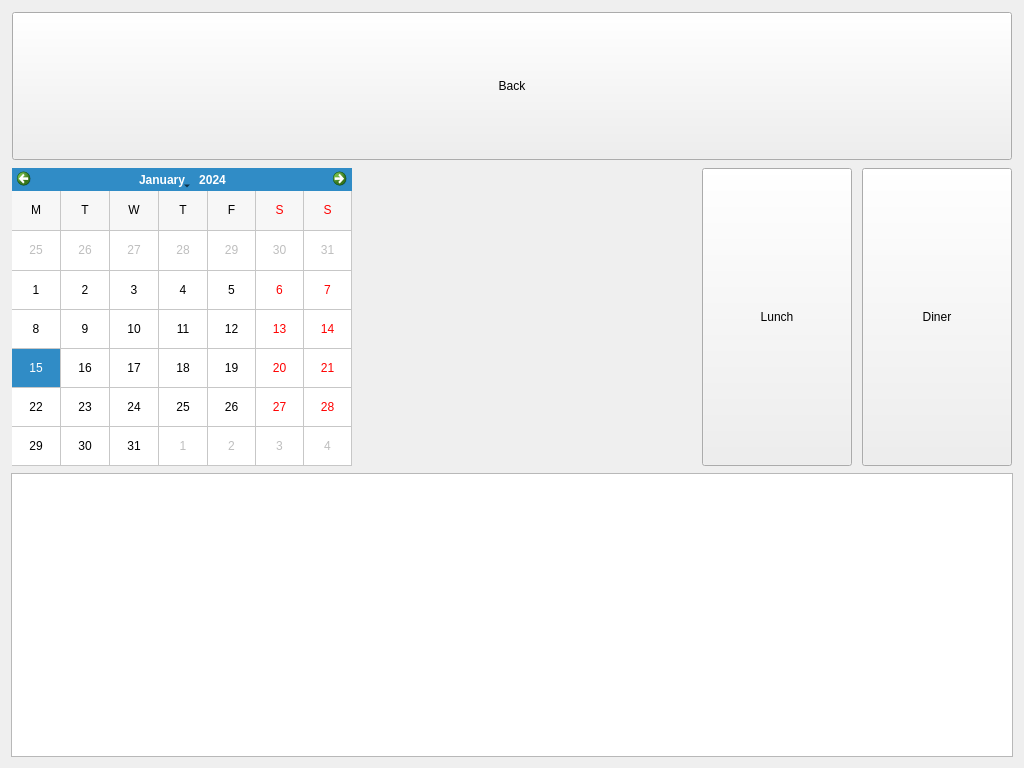
This is penyamanager/user/tablereservationview.ui in eguzki/penyamanager as Qt 5 draws it before an edit. The edited form follows.
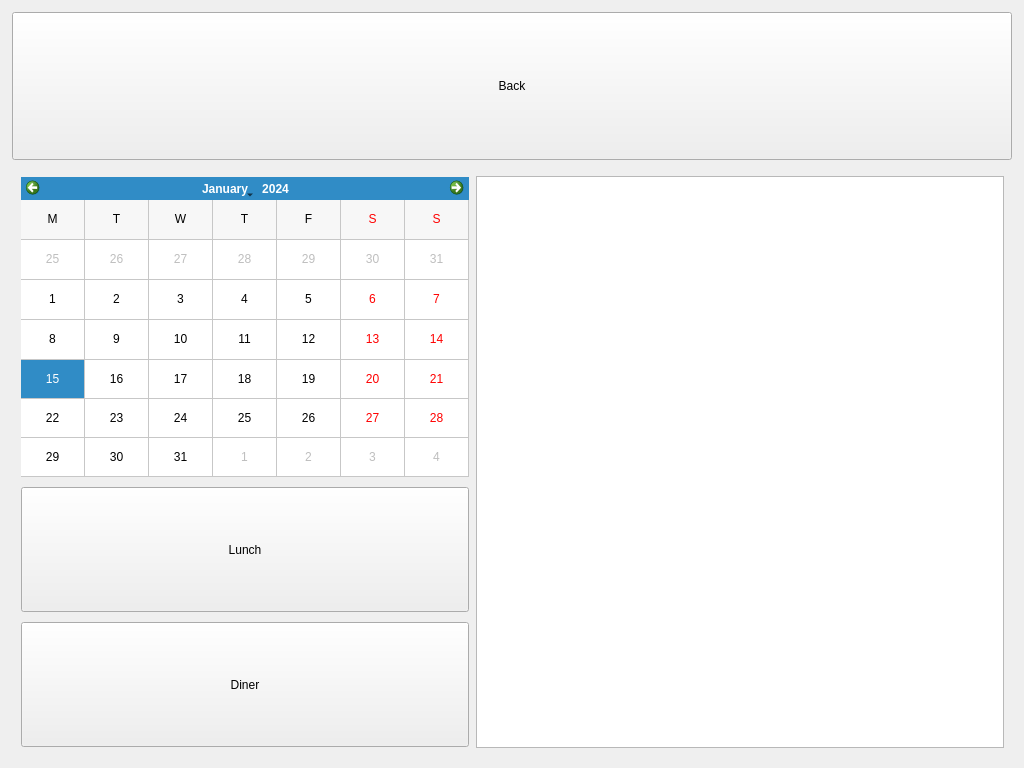
This is the edited form.

The edit to the form file:
```diff
--- a/penyamanager/user/tablereservationview.ui
+++ b/penyamanager/user/tablereservationview.ui
@@ -10,18 +10,6 @@
     <height>768</height>
    </rect>
   </property>
-  <property name="minimumSize">
-   <size>
-    <width>1024</width>
-    <height>768</height>
-   </size>
-  </property>
-  <property name="maximumSize">
-   <size>
-    <width>1024</width>
-    <height>768</height>
-   </size>
-  </property>
   <property name="windowTitle">
    <string>Reservations</string>
   </property>
@@ -73,20 +61,38 @@
     </widget>
    </item>
    <item>
+    <widget class="QWidget" name="widget" native="true">
+     <property name="minimumSize">
+      <size>
+       <width>0</width>
+       <height>0</height>
+      </size>
+     </property>
+     <property name="maximumSize">
+      <size>
+       <width>16777215</width>
+       <height>16777215</height>
+      </size>
+     </property>
+     <layout class="QHBoxLayout" name="horizontalLayout_2">
+      <item>
     <widget class="QWidget" name="searchWidget" native="true">
      <property name="minimumSize">
       <size>
        <width>0</width>
-       <height>300</height>
+          <height>0</height>
       </size>
      </property>
      <property name="maximumSize">
       <size>
-       <width>16777215</width>
-       <height>300</height>
-      </size>
-     </property>
-     <layout class="QHBoxLayout" name="horizontalLayout_6">
+          <width>450</width>
+          <height>16777215</height>
+         </size>
+        </property>
+        <property name="layoutDirection">
+         <enum>Qt::LeftToRight</enum>
+        </property>
+        <layout class="QVBoxLayout" name="verticalLayout_2">
       <property name="spacing">
        <number>10</number>
       </property>
@@ -107,7 +113,7 @@
         <property name="minimumSize">
          <size>
           <width>0</width>
-          <height>0</height>
+             <height>300</height>
          </size>
         </property>
         <property name="maximumSize">
@@ -127,19 +133,6 @@
         </property>
        </widget>
       </item>
-      <item>
-       <spacer name="horizontalSpacer">
-        <property name="orientation">
-         <enum>Qt::Horizontal</enum>
-        </property>
-        <property name="sizeHint" stdset="0">
-         <size>
-          <width>40</width>
-          <height>20</height>
-         </size>
-        </property>
-       </spacer>
-      </item>
       <item>
        <widget class="QPushButton" name="lunchButton">
         <property name="sizePolicy">
@@ -150,16 +143,19 @@
         </property>
         <property name="minimumSize">
          <size>
-          <width>150</width>
+             <width>0</width>
           <height>0</height>
          </size>
         </property>
         <property name="maximumSize">
          <size>
-          <width>150</width>
+             <width>16777215</width>
           <height>16777215</height>
          </size>
         </property>
+           <property name="layoutDirection">
+            <enum>Qt::LeftToRight</enum>
+           </property>
         <property name="text">
          <string>Lunch</string>
         </property>
@@ -178,16 +174,19 @@
         </property>
         <property name="minimumSize">
          <size>
-          <width>150</width>
+             <width>0</width>
           <height>0</height>
          </size>
         </property>
         <property name="maximumSize">
          <size>
-          <width>150</width>
+             <width>16777215</width>
           <height>16777215</height>
          </size>
         </property>
+           <property name="layoutDirection">
+            <enum>Qt::LeftToRight</enum>
+           </property>
         <property name="text">
          <string>Diner</string>
         </property>
@@ -213,6 +212,9 @@
      <attribute name="verticalHeaderVisible">
       <bool>false</bool>
      </attribute>
+       </widget>
+      </item>
+     </layout>
     </widget>
    </item>
   </layout>
```
Lines whose indentation alone changed are shown as unchanged.
